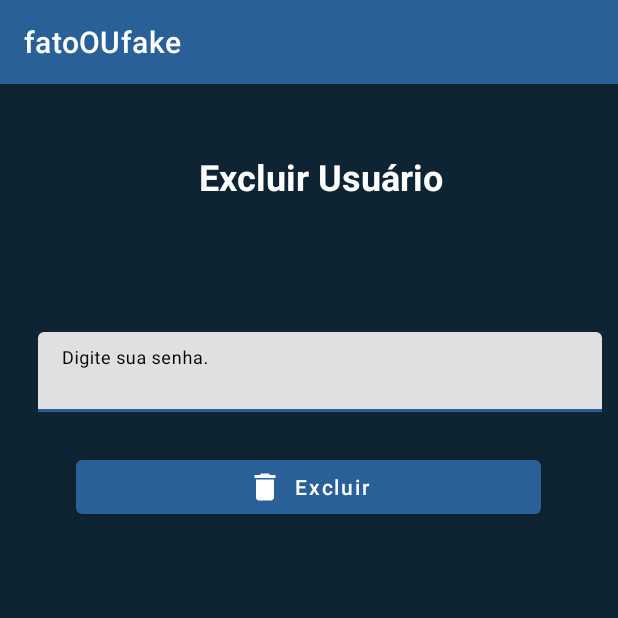
After one commit to AlissonSousa/ProjetofatoOUfake, an Android app: the ExcluirUsuarioActivity screen opened directly, with no data from a screen before it, on a phone screen of 412 x 824 dp, the top half of it. The commit adds this screen. Run offline under Robolectric (Android 15) with nearby library versions, the phone set to English and light mode, and no system bars; our stand-ins replace Firebase (no records; nobody signed in at launch, a user with empty details on screens opened directly).

Commit message:
Alterações Commit 16:50

```diff
--- a/app/src/main/AndroidManifest.xml
+++ b/app/src/main/AndroidManifest.xml
@@ -11,7 +11,11 @@
         android:label="@string/app_name"
         android:roundIcon="@mipmap/ic_launcher_round"
         android:supportsRtl="true"
-        android:theme="@style/Theme.ProjetoFF">
+        android:theme="@style/Theme.ProjetoFF"
+        android:usesCleartextTraffic="true">
+        <activity
+            android:name=".ExcluirUsuarioActivity"
+            android:exported="false" />
         <activity
             android:name=".FakeNewsActivity"
             android:exported="false" />
--- /dev/null
+++ b/app/src/main/java/com/sld/projetofatooufake/ExcluirUsuarioActivity.java
@@ -0,0 +1,103 @@
+package com.sld.projetofatooufake;
+
+import androidx.annotation.NonNull;
+import androidx.appcompat.app.AppCompatActivity;
+import androidx.appcompat.widget.Toolbar;
+
+import android.content.Intent;
+import android.os.Bundle;
+import android.text.TextUtils;
+import android.view.View;
+import android.widget.Button;
+import android.widget.EditText;
+import android.widget.TextView;
+import android.widget.Toast;
+
+import com.google.android.gms.tasks.OnCompleteListener;
+import com.google.android.gms.tasks.Task;
+import com.google.firebase.auth.AuthCredential;
+import com.google.firebase.auth.AuthResult;
+import com.google.firebase.auth.EmailAuthCredential;
+import com.google.firebase.auth.EmailAuthProvider;
+import com.google.firebase.auth.FirebaseAuth;
+import com.google.firebase.auth.FirebaseUser;
+
+public class ExcluirUsuarioActivity extends AppCompatActivity {
+
+    private Button buttonExcluirUsuario;
+    private EditText editTextSenha;
+    private TextView emailLogado;
+
+
+    private FirebaseAuth mAuth;
+    private FirebaseUser user;
+
+    @Override
+    protected void onCreate(Bundle savedInstanceState) {
+        super.onCreate(savedInstanceState);
+        setContentView(R.layout.activity_excluir_usuario);
+
+        buttonExcluirUsuario = findViewById(R.id.idbuttonExcluirUsuario);
+        editTextSenha = findViewById(R.id.ideditTextSenha);
+        emailLogado = findViewById(R.id.idemailLogado2);
+
+        mAuth = FirebaseAuth.getInstance();
+        user = mAuth.getCurrentUser();
+
+
+        buttonExcluirUsuario.setOnClickListener(new View.OnClickListener() {
+            @Override
+            public void onClick(View v) {
+                String pass = editTextSenha.getText().toString();
+                if (pass.isEmpty()) {
+                    Toast.makeText(ExcluirUsuarioActivity.this, "Digite a senha.", Toast.LENGTH_SHORT).show();
+                  //  return;
+                }else{
+                    AuthCredential credential = EmailAuthProvider.getCredential(user.getEmail(), pass);
+                    user.reauthenticate(credential)
+                            .addOnCompleteListener(new OnCompleteListener<Void>() {
+                                @Override
+                                public void onComplete(@NonNull Task<Void> task) {
+                                    user.delete().addOnCompleteListener(new OnCompleteListener<Void>() {
+                                        @Override
+                                        public void onComplete(@NonNull Task<Void> task) {
+                                            if(task.isSuccessful()){
+                                                mAuth.signOut();
+                                                Intent i3 = new Intent(ExcluirUsuarioActivity.this,LoginActivity.class);
+                                                startActivity(i3);
+                                                finish();
+                                                Toast.makeText(ExcluirUsuarioActivity.this, "Usuário Deletado.", Toast.LENGTH_SHORT).show();
+                                            }else{
+                                                Toast.makeText(ExcluirUsuarioActivity.this, "Senha inválida, ela deve ter 6 digitos.", Toast.LENGTH_SHORT).show();
+                                            }
+                                        }
+                                    });
+                                }
+                            });
+
+                }
+
+
+
+            }
+        });
+    }
+
+    @Override
+    protected void onStart() {
+        super.onStart();
+        CheckUserStatus();
+    }
+
+    private void CheckUserStatus() {
+        FirebaseUser user = mAuth.getCurrentUser();
+        if (user != null){
+            emailLogado.setText(user.getEmail());
+
+        }else{
+            startActivity(new Intent(ExcluirUsuarioActivity.this,LoginActivity.class));
+        }
+    }
+
+
+}
--- a/app/src/main/java/com/sld/projetofatooufake/MainActivity.java
+++ b/app/src/main/java/com/sld/projetofatooufake/MainActivity.java
@@ -30,6 +30,7 @@ public class MainActivity extends AppCompatActivity {
 
     private FirebaseAuth mAuth;
     private TextView emailLogado;
+
 
     String usuarioID;
 
@@ -133,6 +134,11 @@ public class MainActivity extends AppCompatActivity {
                 startActivity(i3);
                 finish();
                 return true;
+            case R.id.idExcluirUsur:
+                Intent i4 = new Intent(MainActivity.this,ExcluirUsuarioActivity.class);
+                startActivity(i4);
+                finish();
+                return true;
             default:
                 return super.onOptionsItemSelected(item);
         }
--- a/app/src/main/java/com/sld/projetofatooufake/QuizTotalActivity.java
+++ b/app/src/main/java/com/sld/projetofatooufake/QuizTotalActivity.java
@@ -8,7 +8,6 @@ import android.os.Bundle;
 import android.view.View;
 import android.widget.Button;
 import android.widget.TextView;
-import android.widget.Toast;
 
 public class QuizTotalActivity extends AppCompatActivity {
 
@@ -23,7 +22,7 @@ public class QuizTotalActivity extends AppCompatActivity {
 
         textViewPontuacaoQuiz = findViewById(R.id.idtextViewPontuacaoQuiz);
         textViewPontuacaoQuizTotal = findViewById(R.id.idtextViewPontuacaoQuizTotal);
-        buttonVoltarQuiz = findViewById(R.id.idbuttonVoltarQuiz);
+        buttonVoltarQuiz = findViewById(R.id.idbuttonExcluirUsuario);
 
         Intent i = getIntent();
         int Score = i.getIntExtra("Score",0);
--- a/app/src/main/java/com/sld/projetofatooufake/RecuperarSenhaActivity.java
+++ b/app/src/main/java/com/sld/projetofatooufake/RecuperarSenhaActivity.java
@@ -29,8 +29,8 @@ public class RecuperarSenhaActivity extends AppCompatActivity {
         setContentView(R.layout.activity_recuperar_senha);
 
         loginTV = findViewById(R.id.idloginTV);
-        buttonEnviarEmail = findViewById(R.id.idbuttonVoltarQuiz);
-        editTextRecuperarSenhaEmail = findViewById(R.id.ideditTextRecuperarSenhaEmail);
+        buttonEnviarEmail = findViewById(R.id.idbuttonExcluirUsuario);
+        editTextRecuperarSenhaEmail = findViewById(R.id.ideditTextSenha);
         mAuth = FirebaseAuth.getInstance();
 
         loginTV.setOnClickListener(new View.OnClickListener() {
--- /dev/null
+++ b/app/src/main/res/drawable/ic_baseline_delete_24.xml
@@ -0,0 +1,5 @@
+<vector android:height="24dp" android:tint="#FAF6F6"
+    android:viewportHeight="24" android:viewportWidth="24"
+    android:width="24dp" xmlns:android="http://schemas.android.com/apk/res/android">
+    <path android:fillColor="@android:color/white" android:pathData="M6,19c0,1.1 0.9,2 2,2h8c1.1,0 2,-0.9 2,-2V7H6v12zM19,4h-3.5l-1,-1h-5l-1,1H5v2h14V4z"/>
+</vector>
--- /dev/null
+++ b/app/src/main/res/layout/activity_excluir_usuario.xml
@@ -0,0 +1,114 @@
+<?xml version="1.0" encoding="utf-8"?>
+<RelativeLayout xmlns:android="http://schemas.android.com/apk/res/android"
+    xmlns:app="http://schemas.android.com/apk/res-auto"
+    xmlns:tools="http://schemas.android.com/tools"
+    android:layout_width="match_parent"
+    android:layout_height="match_parent"
+    android:background="@color/Azul_1"
+    tools:context=".ExcluirUsuarioActivity">
+
+    <com.google.android.material.textfield.TextInputLayout
+        android:id="@+id/idTILUserRecuperarEmail"
+        android:layout_width="match_parent"
+        android:layout_height="wrap_content"
+        android:layout_marginStart="20dp"
+        android:layout_marginTop="20dp"
+        android:layout_marginEnd="5dp"
+        android:padding="5dp"
+        android:textColor="@color/black"
+        android:textSize="18sp" >
+
+
+
+        <TextView
+            android:layout_width="match_parent"
+            android:layout_height="wrap_content"
+            android:layout_below="@id/idTILUserRecuperarEmail"
+            android:layout_marginTop="10dp"
+            android:gravity="center"
+            android:padding="10dp"
+            android:text="Excluir Usuário"
+            android:textAlignment="center"
+            android:textAllCaps="false"
+            android:textColor="@color/white"
+            android:textSize="24sp"
+            android:textStyle="bold" />
+
+        <TextView
+            android:id="@+id/idemailLogado2"
+            android:layout_width="wrap_content"
+            android:layout_height="wrap_content"
+            android:layout_below="@id/idTILUserRecuperarEmail"
+            android:layout_gravity="center"
+            android:layout_marginTop="5dp"
+            android:text="Email"
+            android:textColor="@color/white"
+            android:textSize="20dp"
+            android:textStyle="bold" />
+
+
+
+    </com.google.android.material.textfield.TextInputLayout>
+
+
+    <com.google.android.material.textfield.TextInputLayout
+        android:id="@+id/idTILUserName"
+        android:layout_width="match_parent"
+        android:layout_height="wrap_content"
+        android:layout_marginStart="20dp"
+        android:layout_marginTop="140dp"
+        android:layout_marginEnd="5dp"
+        android:hint="Digite sua senha."
+        android:padding="5dp"
+        android:textColorHint="@color/black"
+        app:hintTextColor="@color/black">
+
+
+        <com.google.android.material.textfield.TextInputEditText
+            android:id="@+id/ideditTextSenha"
+            android:layout_width="match_parent"
+            android:layout_height="match_parent"
+            android:layout_marginTop="20dp"
+            android:ems="10"
+            android:importantForAutofill="no"
+            android:inputType="textEmailAddress"
+            android:password="true"
+            android:textColor="@color/black"
+            android:textColorHint="@color/black"
+            android:textSize="14sp" />
+    </com.google.android.material.textfield.TextInputLayout>
+
+
+    <com.google.android.material.textfield.TextInputLayout
+        android:id="@+id/idTILRecuperarSenha"
+        android:layout_width="371dp"
+        android:layout_height="200dp"
+        android:layout_below="@id/idTILUserName"
+        android:layout_marginStart="20dp"
+        android:layout_marginTop="5dp"
+        android:layout_marginEnd="5dp"
+        android:hint="Confirme sua senha."
+        android:padding="5dp"
+        android:textColorHint="@color/black"
+        app:hintTextColor="@color/black">
+
+        <!--Botão Cadastrar-->
+        <Button
+            android:id="@+id/idbuttonExcluirUsuario"
+            android:layout_width="match_parent"
+            android:layout_height="wrap_content"
+            android:layout_below="@id/idTILConfirmPassword"
+            android:layout_marginStart="25dp"
+            android:layout_marginTop="10dp"
+            android:layout_marginEnd="25dp"
+            android:text="Excluir"
+            android:textAllCaps="false"
+            app:icon="@drawable/ic_baseline_delete_24"
+            app:iconGravity="textStart" />
+
+
+
+
+    </com.google.android.material.textfield.TextInputLayout>
+
+</RelativeLayout>
--- a/app/src/main/res/layout/activity_quiz_total.xml
+++ b/app/src/main/res/layout/activity_quiz_total.xml
@@ -73,7 +73,7 @@
             android:textSize="30sp" />
 
         <Button
-            android:id="@+id/idbuttonVoltarQuiz"
+            android:id="@+id/idbuttonExcluirUsuario"
             android:layout_width="wrap_content"
             android:layout_height="wrap_content"
             android:layout_below="@id/idTILConfirmPassword"
--- a/app/src/main/res/menu/menu_main_principal.xml
+++ b/app/src/main/res/menu/menu_main_principal.xml
@@ -11,6 +11,10 @@
         android:icon="@drawable/ic_baseline_person_pin_24"
         android:title="Alterar Senha"/>
 
+    <item android:id="@+id/idExcluirUsur"
+        android:icon="@drawable/ic_baseline_person_pin_24"
+        android:title="Excluir Usuário"/>
+
     <item android:id="@+id/idlogOut"
         android:icon="@drawable/ic_baseline_exit_to_app_24"
         android:title="Sair"/>
```
Also changed, not shown: app/src/main/java/com/sld/projetofatooufake/NovidadesFragment.java (+17 -1 lines), app/src/main/res/layout/activity_recuperar_senha.xml (+6 -6 lines), app/src/main/res/layout/fragment_novidades.xml (+14 -18 lines).
